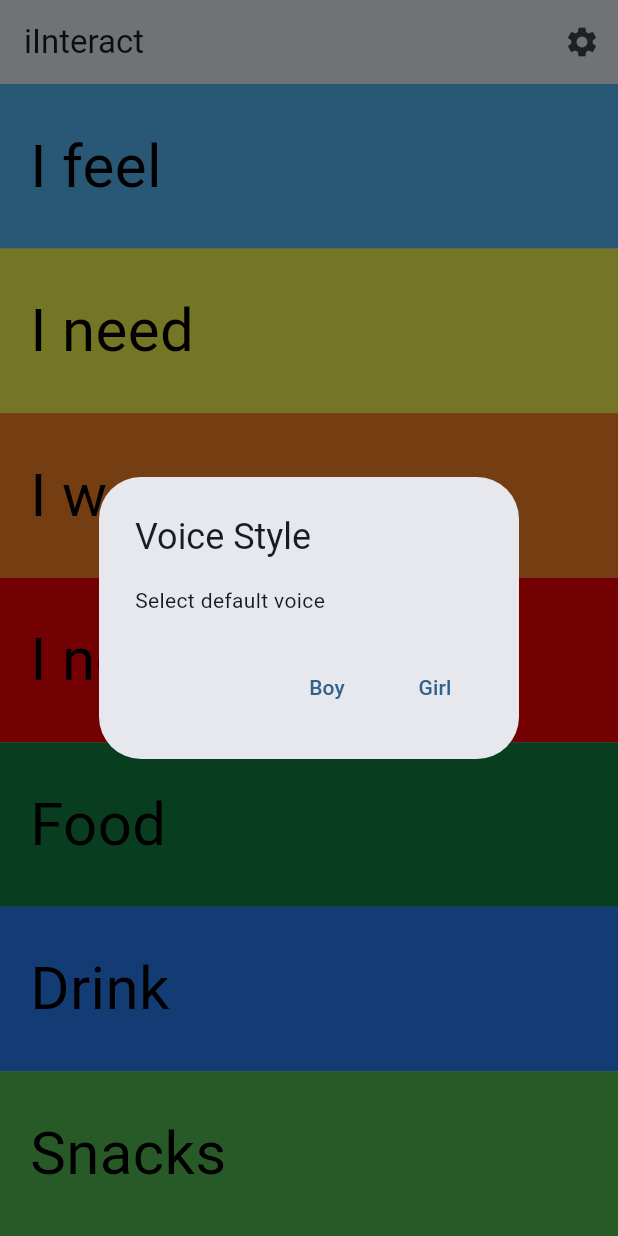
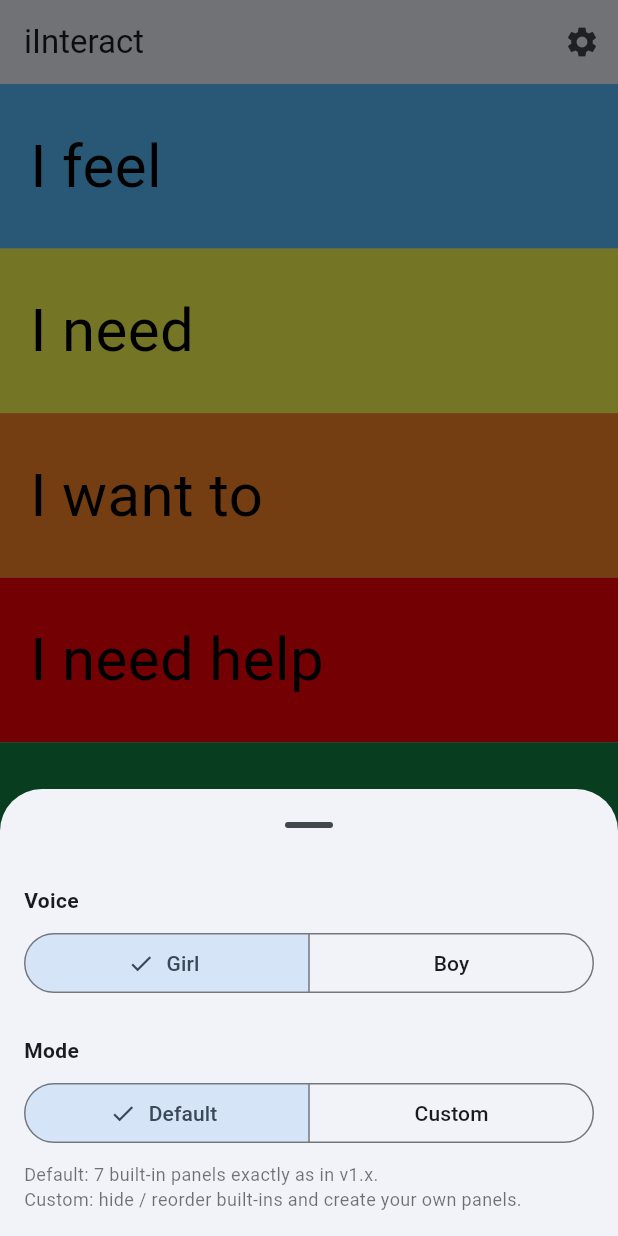
Before and after one commit to jimzucker/iinteract, a Flutter app: the screen it shows after launch, after a tap on the "settings" icon, on a phone screen of 412 x 824 dp. Run offline on Flutter 3.47's test engine with Material 3 defaults, Android fonts, the phone set to English and light mode, and no system bars; our stand-ins replace audioplayers, shared_preferences; Roboto replaces fonts that are missing (HelveticaNeue).

Commit message:
flutter v3.0 step 2: mode-aware loading + settings sheet
PanelListScreen now reads panels via loadPanels(mode:) and refreshes
on app resume so iOS-Settings-style external mutations take effect.
The gear icon opens a bottom sheet with two SegmentedButtons (Voice
and Mode); when Mode is set to Custom an Add (+) button appears in
the app bar.

Tapping + opens the panel list editor; if a PIN is set the gate is
shown first. Both screens are stub placeholders for now (real
implementations land in steps 4 and 7) so the build stays green.

Widget test updated: panels now load asynchronously via SharedPrefs,
so the test pumps-and-settles after pumpWidget. 17 tests pass.

Co-Authored-By: Claude Opus 4.7 (1M context) <noreply@anthropic.com>

```diff
--- a/flutter_app/lib/screens/panel_list_screen.dart
+++ b/flutter_app/lib/screens/panel_list_screen.dart
@@ -11,8 +11,13 @@
 
 import 'package:flutter/material.dart';
 import 'package:shared_preferences/shared_preferences.dart';
+import '../models/configuration_mode.dart';
 import '../models/panel.dart';
+import '../models/panel_loader.dart';
+import '../models/panel_store.dart';
 import 'panel_detail_screen.dart';
+import 'panel_list_editor_screen.dart';
+import 'pin_gate_screen.dart';
 
 class PanelListScreen extends StatefulWidget {
   const PanelListScreen({super.key});
@@ -21,50 +26,121 @@ class PanelListScreen extends StatefulWidget {
   State<PanelListScreen> createState() => _PanelListScreenState();
 }
 
-class _PanelListScreenState extends State<PanelListScreen> {
+class _PanelListScreenState extends State<PanelListScreen> with WidgetsBindingObserver {
   String _voiceStyle = 'girl';
+  ConfigurationMode _mode = ConfigurationMode.defaultMode;
+  List<Panel> _panels = [];
 
   @override
   void initState() {
     super.initState();
-    _loadVoicePreference();
+    WidgetsBinding.instance.addObserver(this);
+    _refresh();
   }
 
-  Future<void> _loadVoicePreference() async {
+  @override
+  void dispose() {
+    WidgetsBinding.instance.removeObserver(this);
+    super.dispose();
+  }
+
+  @override
+  void didChangeAppLifecycleState(AppLifecycleState state) {
+    // Re-read mode/panels on resume so changes from other surfaces (settings
+    // sheet, editor flows) take effect without manual reload.
+    if (state == AppLifecycleState.resumed) _refresh();
+  }
+
+  Future<void> _refresh() async {
     final prefs = await SharedPreferences.getInstance();
+    final mode = await ConfigurationMode.current();
+    final panels = await loadPanels(mode: mode);
+    if (!mounted) return;
     setState(() {
       _voiceStyle = prefs.getString('voice_style') ?? 'girl';
+      _mode = mode;
+      _panels = panels;
     });
   }
 
-  Future<void> _showVoiceSettings() async {
+  Future<void> _showSettings() async {
     final prefs = await SharedPreferences.getInstance();
     if (!mounted) return;
-    await showDialog(
+    await showModalBottomSheet<void>(
       context: context,
-      builder: (ctx) => AlertDialog(
-        title: const Text('Voice Style'),
-        content: const Text('Select default voice'),
-        actions: [
-          TextButton(
-            onPressed: () async {
-              await prefs.setString('voice_style', 'boy');
-              setState(() => _voiceStyle = 'boy');
-              if (ctx.mounted) Navigator.pop(ctx);
+      showDragHandle: true,
+      builder: (ctx) {
+        String voice = _voiceStyle;
+        ConfigurationMode mode = _mode;
+        return StatefulBuilder(
+          builder: (ctx, setSheetState) {
+            return SafeArea(
+              child: Padding(
+                padding: const EdgeInsets.all(16),
+                child: Column(
+                  mainAxisSize: MainAxisSize.min,
+                  crossAxisAlignment: CrossAxisAlignment.stretch,
+                  children: [
+                    const Text('Voice', style: TextStyle(fontWeight: FontWeight.bold)),
+                    const SizedBox(height: 8),
+                    SegmentedButton<String>(
+                      segments: const [
+                        ButtonSegment(value: 'girl', label: Text('Girl')),
+                        ButtonSegment(value: 'boy',  label: Text('Boy')),
+                      ],
+                      selected: {voice},
+                      onSelectionChanged: (s) async {
+                        voice = s.first;
+                        await prefs.setString('voice_style', voice);
+                        setSheetState(() {});
                       },
-            child: const Text('Boy'),
                     ),
-          TextButton(
-            onPressed: () async {
-              await prefs.setString('voice_style', 'girl');
-              setState(() => _voiceStyle = 'girl');
-              if (ctx.mounted) Navigator.pop(ctx);
+                    const SizedBox(height: 24),
+                    const Text('Mode', style: TextStyle(fontWeight: FontWeight.bold)),
+                    const SizedBox(height: 8),
+                    SegmentedButton<ConfigurationMode>(
+                      segments: const [
+                        ButtonSegment(value: ConfigurationMode.defaultMode, label: Text('Default')),
+                        ButtonSegment(value: ConfigurationMode.custom,      label: Text('Custom')),
+                      ],
+                      selected: {mode},
+                      onSelectionChanged: (s) async {
+                        mode = s.first;
+                        await ConfigurationMode.set(mode);
+                        setSheetState(() {});
                       },
-            child: const Text('Girl'),
+                    ),
+                    const SizedBox(height: 8),
+                    const Text(
+                      'Default: 7 built-in panels exactly as in v1.x.\n'
+                      'Custom: hide / reorder built-ins and create your own panels.',
+                      style: TextStyle(fontSize: 12, color: Colors.black54),
                     ),
                   ],
                 ),
+              ),
             );
+          },
+        );
+      },
+    );
+    await _refresh();
+  }
+
+  Future<void> _openEditor() async {
+    if (await PanelStore.shared.hasPin()) {
+      final unlocked = await Navigator.push<bool>(
+        context,
+        MaterialPageRoute(builder: (_) => const PinGateScreen()),
+      );
+      if (unlocked != true) return;
+    }
+    if (!mounted) return;
+    await Navigator.push(
+      context,
+      MaterialPageRoute(builder: (_) => const PanelListEditorScreen()),
+    );
+    await _refresh();
   }
 
   @override
@@ -73,14 +149,23 @@ class _PanelListScreenState extends State<PanelListScreen> {
       appBar: AppBar(
         title: const Text('iInteract'),
         actions: [
+          if (_mode == ConfigurationMode.custom)
+            IconButton(
+              icon: const Icon(Icons.add),
+              onPressed: _openEditor,
+              tooltip: 'Edit panels',
+            ),
           IconButton(
             icon: const Icon(Icons.settings),
-            onPressed: _showVoiceSettings,
+            onPressed: _showSettings,
+            tooltip: 'Settings',
           ),
         ],
       ),
-      body: Column(
-        children: panels
+      body: _panels.isEmpty
+          ? const Center(child: Text('No panels'))
+          : Column(
+              children: _panels
                   .map((panel) => Expanded(
                         child: _PanelTile(panel: panel, voiceStyle: _voiceStyle),
                       ))
```
Also changed, not shown: flutter_app/lib/screens/panel_list_editor_screen.dart (added, +25 -0 lines), flutter_app/lib/screens/pin_gate_screen.dart (added, +30 -0 lines), 1 other file. Lines whose indentation alone changed are shown as unchanged.
